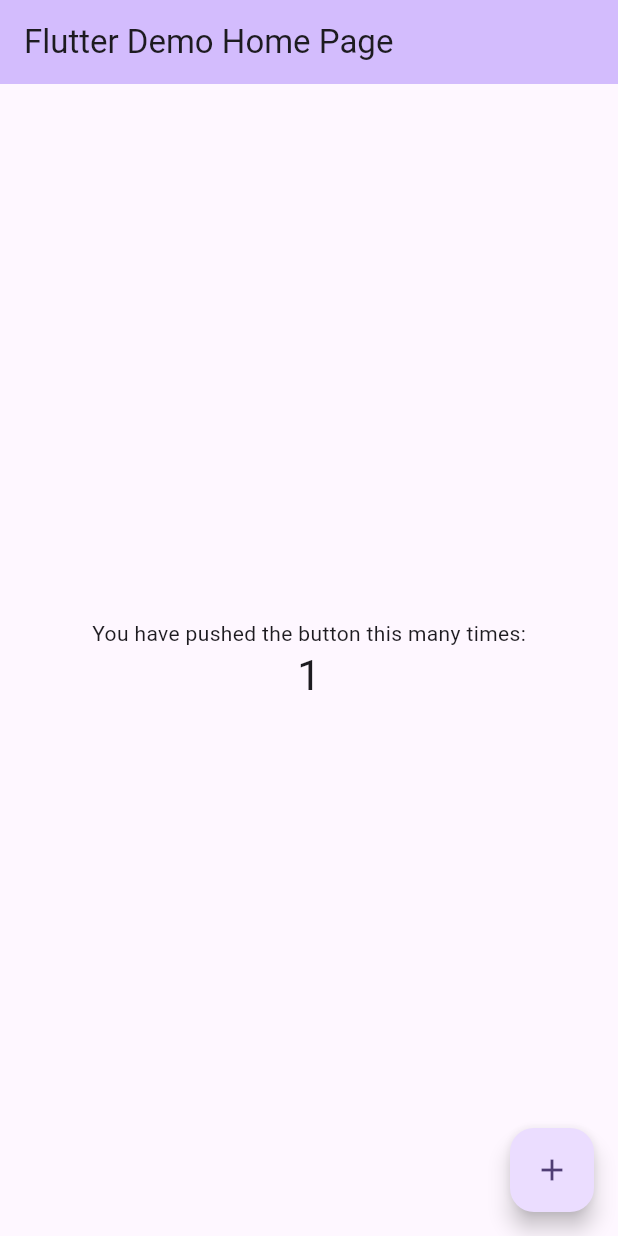
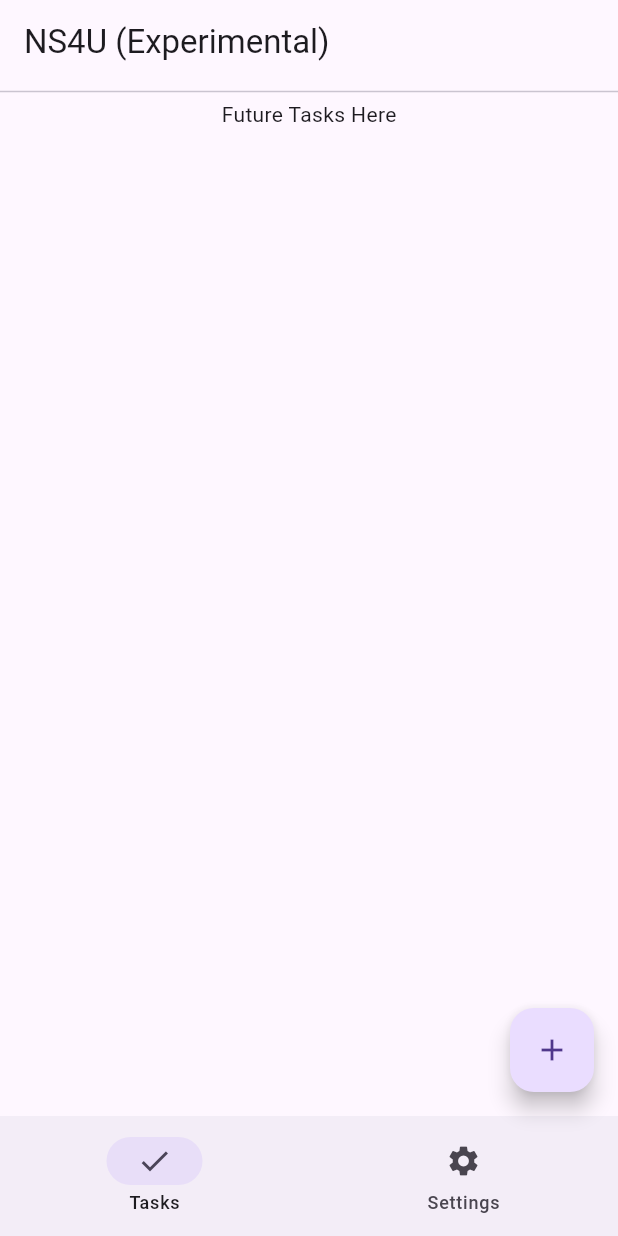
Before and after one commit to say-no-to-sleep/NS4U, a Flutter app: the screen it shows after launch, after a tap on the "add" icon, on a phone screen of 412 x 824 dp. Run offline on Flutter 3.47's test engine with Material 2 defaults, Android fonts, the phone set to English and light mode, and no system bars.

Commit message:
Added a simple page

```diff
--- a/lib/main.dart
+++ b/lib/main.dart
@@ -1,125 +1,72 @@
+// ignore_for_file: unused_import
+
 import 'package:flutter/material.dart';
+import 'package:app/tasks_page.dart';
 
-void main() {
+void main() async {
   runApp(const MyApp());
 }
 
 class MyApp extends StatelessWidget {
   const MyApp({super.key});
 
-  // This widget is the root of your application.
   @override
   Widget build(BuildContext context) {
     return MaterialApp(
-      title: 'Flutter Demo',
+      debugShowCheckedModeBanner: false,
       theme: ThemeData(
-        // This is the theme of your application.
-        //
-        // TRY THIS: Try running your application with "flutter run". You'll see
-        // the application has a blue toolbar. Then, without quitting the app,
-        // try changing the seedColor in the colorScheme below to Colors.green
-        // and then invoke "hot reload" (save your changes or press the "hot
-        // reload" button in a Flutter-supported IDE, or press "r" if you used
-        // the command line to start the app).
-        //
-        // Notice that the counter didn't reset back to zero; the application
-        // state is not lost during the reload. To reset the state, use hot
-        // restart instead.
-        //
-        // This works for code too, not just values: Most code changes can be
-        // tested with just a hot reload.
-        colorScheme: ColorScheme.fromSeed(seedColor: Colors.deepPurple),
+        primarySwatch: Colors.green,
         useMaterial3: true,
       ),
-      home: const MyHomePage(title: 'Flutter Demo Home Page'),
+      home: const RootPage(),
     );
   }
 }
 
-class MyHomePage extends StatefulWidget {
-  const MyHomePage({super.key, required this.title});
-
-  // This widget is the home page of your application. It is stateful, meaning
-  // that it has a State object (defined below) that contains fields that affect
-  // how it looks.
-
-  // This class is the configuration for the state. It holds the values (in this
-  // case the title) provided by the parent (in this case the App widget) and
-  // used by the build method of the State. Fields in a Widget subclass are
-  // always marked "final".
-
-  final String title;
+class RootPage extends StatefulWidget {
+  const RootPage({super.key});
 
   @override
-  State<MyHomePage> createState() => _MyHomePageState();
+  State<RootPage> createState() => _RootPageState();
 }
 
-class _MyHomePageState extends State<MyHomePage> {
-  int _counter = 0;
-
-  void _incrementCounter() {
-    setState(() {
-      // This call to setState tells the Flutter framework that something has
-      // changed in this State, which causes it to rerun the build method below
-      // so that the display can reflect the updated values. If we changed
-      // _counter without calling setState(), then the build method would not be
-      // called again, and so nothing would appear to happen.
-      _counter++;
-    });
-  }
+class _RootPageState extends State<RootPage> {
+  int currentPage = 0;
+  List<Widget> pages = const [
+    TaskPage(),
+  ];
 
   @override
   Widget build(BuildContext context) {
-    // This method is rerun every time setState is called, for instance as done
-    // by the _incrementCounter method above.
-    //
-    // The Flutter framework has been optimized to make rerunning build methods
-    // fast, so that you can just rebuild anything that needs updating rather
-    // than having to individually change instances of widgets.
     return Scaffold(
       appBar: AppBar(
-        // TRY THIS: Try changing the color here to a specific color (to
-        // Colors.amber, perhaps?) and trigger a hot reload to see the AppBar
-        // change color while the other colors stay the same.
-        backgroundColor: Theme.of(context).colorScheme.inversePrimary,
-        // Here we take the value from the MyHomePage object that was created by
-        // the App.build method, and use it to set our appbar title.
-        title: Text(widget.title),
+        title: const Text('NS4U (Experimental)'),
       ),
-      body: Center(
-        // Center is a layout widget. It takes a single child and positions it
-        // in the middle of the parent.
-        child: Column(
-          // Column is also a layout widget. It takes a list of children and
-          // arranges them vertically. By default, it sizes itself to fit its
-          // children horizontally, and tries to be as tall as its parent.
-          //
-          // Column has various properties to control how it sizes itself and
-          // how it positions its children. Here we use mainAxisAlignment to
-          // center the children vertically; the main axis here is the vertical
-          // axis because Columns are vertical (the cross axis would be
-          // horizontal).
-          //
-          // TRY THIS: Invoke "debug painting" (choose the "Toggle Debug Paint"
-          // action in the IDE, or press "p" in the console), to see the
-          // wireframe for each widget.
-          mainAxisAlignment: MainAxisAlignment.center,
-          children: <Widget>[
-            const Text(
-              'You have pushed the button this many times:',
-            ),
-            Text(
-              '$_counter',
-              style: Theme.of(context).textTheme.headlineMedium,
-            ),
-          ],
-        ),
+      body: const TaskPage(),
+      floatingActionButton: FloatingActionButton(
+        onPressed: () {
+          debugPrint('Floating Action Button');
+        },
+        child: const Icon(Icons.add),
       ),
-      floatingActionButton: FloatingActionButton(
-        onPressed: _incrementCounter,
-        tooltip: 'Increment',
-        child: const Icon(Icons.add),
-      ), // This trailing comma makes auto-formatting nicer for build methods.
+      bottomNavigationBar: NavigationBar(
+        destinations: const [
+          NavigationDestination(
+            icon: Icon(Icons.check),
+            label: 'Tasks',
+          ),
+          NavigationDestination(
+            icon: Icon(Icons.settings),
+            label: 'Settings',
+          ),
+        ],
+        onDestinationSelected: (int index) {
+          setState(() {
+            currentPage = index;
+          });
+        },
+        selectedIndex: currentPage,
+      ),
     );
   }
 }
--- /dev/null
+++ b/lib/tasks_page.dart
@@ -0,0 +1,27 @@
+import 'package:flutter/material.dart';
+
+class TaskPage extends StatelessWidget {
+  const TaskPage({super.key});
+
+  @override
+  Widget build(BuildContext context) {
+    return Scaffold(
+        body: SingleChildScrollView(
+      child: Column(
+        children: [
+          const Divider(
+            height: 10,
+          ),
+          Center(
+            child: RichText(
+              text: TextSpan(
+                text: 'Future Tasks Here',
+                style: DefaultTextStyle.of(context).style,
+              ),
+            ),
+          ),
+        ],
+      ),
+    ));
+  }
+}
```
